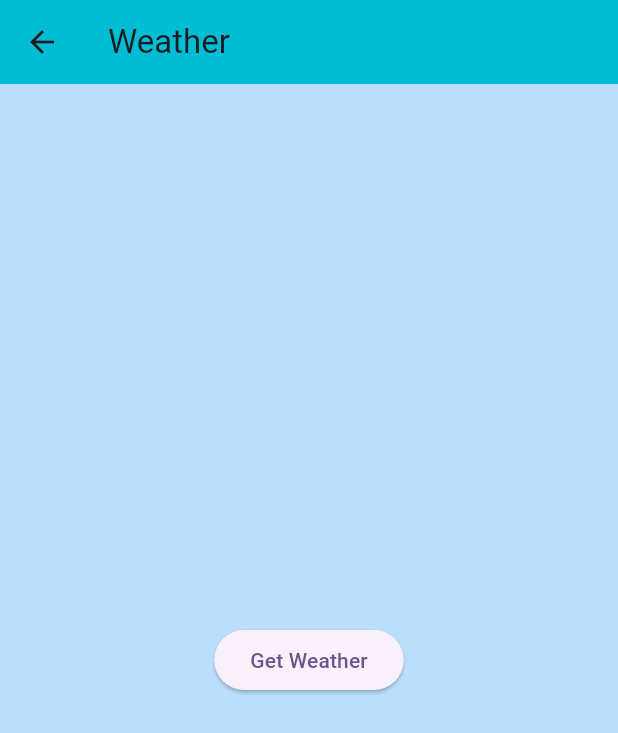
After one commit to raushan00100/test_login_api_project, a Flutter app: the ProfileScreen screen opened directly, after a tap on "Show Weather", on a phone screen of 412 x 824 dp. The commit adds this screen. Shown: the top 733 px of the screen. Run offline on Flutter 3.47's test engine with Material 3 defaults, Android fonts, the light colour scheme and no system bars; our stand-ins replace fluttertoast, geolocator, shared_preferences; accounts and stored records are empty.

Commit message:
use provider

```diff
--- a/lib/main.dart
+++ b/lib/main.dart
@@ -2,11 +2,15 @@ import 'package:flutter/material.dart';
 import 'package:provider/provider.dart';
 import 'package:test_login_api_project/view/splash_screen.dart';
 import 'package:test_login_api_project/view_model/auth_provider.dart';
+import 'package:test_login_api_project/view_model/weather_controller.dart';
 
 void main() {
   runApp(
     MultiProvider(
-      providers: [ChangeNotifierProvider(create: (context) => AuthProvider())],
+      providers: [
+        ChangeNotifierProvider(create: (context) => AuthProvider()),
+        ChangeNotifierProvider(create: (_) => WeatherProvider()),
+      ],
       child: const MyApp(),
     ),
   );
--- /dev/null
+++ b/lib/model/weather_model.dart
@@ -0,0 +1,225 @@
+// To parse this JSON data, do
+//
+//     final weatherModle = weatherModleFromJson(jsonString);
+
+import 'dart:convert';
+
+WeatherModle weatherModleFromJson(String str) => WeatherModle.fromJson(json.decode(str));
+
+String weatherModleToJson(WeatherModle data) => json.encode(data.toJson());
+
+class WeatherModle {
+  Coord? coord;
+  List<Weather>? weather;
+  String? base;
+  Main? main;
+  int? visibility;
+  Wind? wind;
+  Clouds? clouds;
+  int? dt;
+  Sys? sys;
+  int? timezone;
+  int? id;
+  String? name;
+  int? cod;
+
+  WeatherModle({
+    this.coord,
+    this.weather,
+    this.base,
+    this.main,
+    this.visibility,
+    this.wind,
+    this.clouds,
+    this.dt,
+    this.sys,
+    this.timezone,
+    this.id,
+    this.name,
+    this.cod,
+  });
+
+  factory WeatherModle.fromJson(Map<String, dynamic> json) => WeatherModle(
+    coord: json["coord"] == null ? null : Coord.fromJson(json["coord"]),
+    weather: json["weather"] == null ? [] : List<Weather>.from(json["weather"]!.map((x) => Weather.fromJson(x))),
+    base: json["base"],
+    main: json["main"] == null ? null : Main.fromJson(json["main"]),
+    visibility: json["visibility"],
+    wind: json["wind"] == null ? null : Wind.fromJson(json["wind"]),
+    clouds: json["clouds"] == null ? null : Clouds.fromJson(json["clouds"]),
+    dt: json["dt"],
+    sys: json["sys"] == null ? null : Sys.fromJson(json["sys"]),
+    timezone: json["timezone"],
+    id: json["id"],
+    name: json["name"],
+    cod: json["cod"],
+  );
+
+  Map<String, dynamic> toJson() => {
+    "coord": coord?.toJson(),
+    "weather": weather == null ? [] : List<dynamic>.from(weather!.map((x) => x.toJson())),
+    "base": base,
+    "main": main?.toJson(),
+    "visibility": visibility,
+    "wind": wind?.toJson(),
+    "clouds": clouds?.toJson(),
+    "dt": dt,
+    "sys": sys?.toJson(),
+    "timezone": timezone,
+    "id": id,
+    "name": name,
+    "cod": cod,
+  };
+}
+
+class Clouds {
+  int? all;
+
+  Clouds({
+    this.all,
+  });
+
+  factory Clouds.fromJson(Map<String, dynamic> json) => Clouds(
+    all: json["all"],
+  );
+
+  Map<String, dynamic> toJson() => {
+    "all": all,
+  };
+}
+
+class Coord {
+  double? lon;
+  double? lat;
+
+  Coord({
+    this.lon,
+    this.lat,
+  });
+
+  factory Coord.fromJson(Map<String, dynamic> json) => Coord(
+    lon: json["lon"]?.toDouble(),
+    lat: json["lat"]?.toDouble(),
+  );
+
+  Map<String, dynamic> toJson() => {
+    "lon": lon,
+    "lat": lat,
+  };
+}
+
+class Main {
+  double? temp;
+  double? feelsLike;
+  double? tempMin;
+  double? tempMax;
+  int? pressure;
+  int? humidity;
+  int? seaLevel;
+  int? grndLevel;
+
+  Main({
+    this.temp,
+    this.feelsLike,
+    this.tempMin,
+    this.tempMax,
+    this.pressure,
+    this.humidity,
+    this.seaLevel,
+    this.grndLevel,
+  });
+
+  factory Main.fromJson(Map<String, dynamic> json) => Main(
+    temp: json["temp"]?.toDouble(),
+    feelsLike: json["feels_like"]?.toDouble(),
+    tempMin: json["temp_min"]?.toDouble(),
+    tempMax: json["temp_max"]?.toDouble(),
+    pressure: json["pressure"],
+    humidity: json["humidity"],
+    seaLevel: json["sea_level"],
+    grndLevel: json["grnd_level"],
+  );
+
+  Map<String, dynamic> toJson() => {
+    "temp": temp,
+    "feels_like": feelsLike,
+    "temp_min": tempMin,
+    "temp_max": tempMax,
+    "pressure": pressure,
+    "humidity": humidity,
+    "sea_level": seaLevel,
+    "grnd_level": grndLevel,
+  };
+}
+
+class Sys {
+  int? sunrise;
+  int? sunset;
+
+  Sys({
+    this.sunrise,
+    this.sunset,
+  });
+
+  factory Sys.fromJson(Map<String, dynamic> json) => Sys(
+    sunrise: json["sunrise"],
+    sunset: json["sunset"],
+  );
+
+  Map<String, dynamic> toJson() => {
+    "sunrise": sunrise,
+    "sunset": sunset,
+  };
+}
+
+class Weather {
+  int? id;
+  String? main;
+  String? description;
+  String? icon;
+
+  Weather({
+    this.id,
+    this.main,
+    this.description,
+    this.icon,
+  });
+
+  factory Weather.fromJson(Map<String, dynamic> json) => Weather(
+    id: json["id"],
+    main: json["main"],
+    description: json["description"],
+    icon: json["icon"],
+  );
+
+  Map<String, dynamic> toJson() => {
+    "id": id,
+    "main": main,
+    "description": description,
+    "icon": icon,
+  };
+}
+
+class Wind {
+  double? speed;
+  int? deg;
+  double? gust;
+
+  Wind({
+    this.speed,
+    this.deg,
+    this.gust,
+  });
+
+  factory Wind.fromJson(Map<String, dynamic> json) => Wind(
+    speed: json["speed"]?.toDouble(),
+    deg: json["deg"],
+    gust: json["gust"]?.toDouble(),
+  );
+
+  Map<String, dynamic> toJson() => {
+    "speed": speed,
+    "deg": deg,
+    "gust": gust,
+  };
+}
--- a/lib/view/profile_screen.dart
+++ b/lib/view/profile_screen.dart
@@ -1,6 +1,7 @@
 import 'package:flutter/material.dart';
 import 'package:provider/provider.dart';
 import 'package:shared_preferences/shared_preferences.dart';
+import 'package:test_login_api_project/view/weather_screen.dart';
 
 import '../view_model/auth_provider.dart';
 import 'login_screen.dart';
@@ -122,6 +123,19 @@ class _ProfileScreenState extends State<ProfileScreen> {
             Text("Number: $number", style: const TextStyle(fontSize: 18)),
             SizedBox(height: 10),
             Text("Address: $address", style: const TextStyle(fontSize: 18)),
+            SizedBox(height: 80,),
+            Center(
+              child: ElevatedButton(
+                style: ElevatedButton.styleFrom(
+                  backgroundColor: Colors.cyan,
+                  padding: EdgeInsets.symmetric(horizontal: 80, vertical: 12),
+                ),
+                onPressed: () {
+                  Navigator.push(context, MaterialPageRoute(builder: (context) => WeatherScreen(),));
+                },
+                child: Text("Show Weather", style: TextStyle(color: Colors.black)),
+              ),
+            ),
           ],
         ),
       ),
--- /dev/null
+++ b/lib/view/weather_screen.dart
@@ -0,0 +1,122 @@
+import 'package:flutter/material.dart';
+import 'package:provider/provider.dart';
+
+import '../view_model/weather_controller.dart';
+
+class WeatherScreen extends StatefulWidget {
+  const WeatherScreen({super.key});
+
+  @override
+  State<WeatherScreen> createState() => _WeatherScreenState();
+}
+
+class _WeatherScreenState extends State<WeatherScreen> {
+  @override
+  void initState() {
+    super.initState();
+    // Auto-fetch weather on screen load
+    WidgetsBinding.instance.addPostFrameCallback((_) {
+      Provider.of<WeatherProvider>(context, listen: false).fetchWeather();
+    });
+  }
+
+  @override
+  Widget build(BuildContext context) {
+    final provider = Provider.of<WeatherProvider>(context);
+
+    return Scaffold(
+      backgroundColor: Colors.blue[100],
+      appBar: AppBar(
+        title: const Text('Weather'),
+        backgroundColor: Colors.cyan,
+      ),
+      body: provider.isLoading
+          ? const Center(child: CircularProgressIndicator())
+          : provider.weather == null
+          ? Center(
+        child: ElevatedButton(
+          onPressed: () => provider.fetchWeather(),
+          child: const Text("Get Weather"),
+        ),
+      )
+          : Padding(
+        padding: const EdgeInsets.all(16.0),
+        child: ListView(
+          children: [
+            Text(
+              "Location: ${provider.weather!.name}",
+              style: const TextStyle(
+                fontSize: 24,
+                fontWeight: FontWeight.bold,
+              ),
+            ),
+            const SizedBox(height: 16),
+            Text(
+              "Weather: ${provider.weather!.weather?[0].main ?? "N/A"}",
+              style: const TextStyle(fontSize: 20),
+            ),
+            Text(
+              "Description: ${provider.weather!.weather?[0].description ?? "N/A"}",
+              style: const TextStyle(fontSize: 16),
+            ),
+            const SizedBox(height: 16),
+            Padding(
+              padding: const EdgeInsets.all(8.0),
+              child: Card(
+                child: Column(
+                  children: [
+                    Text(
+                      "Temperature: ${provider.weather!.main?.temp} °C",
+                    ),
+                    Text(
+                      "Temperature: ${provider.weather!.main?.feelsLike} °C",
+                    ),
+                    Text(
+                      "Temperature: ${provider.weather!.main?.tempMin} °C",
+                    ),
+                    Text(
+                      "Temperature: ${provider.weather!.main?.tempMax} °C",
+                    ),
+                    Text(
+                      "Temperature: ${provider.weather!.main?.pressure} °C",
+                    ),
+                    Text(
+                      "Temperature: ${provider.weather!.main?.humidity} °C",
+                    ),
+                    Text(
+                      "Temperature: ${provider.weather!.main?.seaLevel ?? "__"}",
+                    ),
+                    Text(
+                      "Temperature: ${provider.weather!.main?.grndLevel ?? "__"}",
+                    ),
+                  ],
+                ),
+              ),
+            ),
+            SizedBox(height: 10),
+            Text("Visibility: ${provider.weather!.visibility ?? "__"} m"),
+            SizedBox(height: 10),
+            Padding(
+              padding: const EdgeInsets.all(8.0),
+              child: Card(
+                child: Column(
+                  children: [
+                    Text(
+                      "Wind Speed: ${provider.weather!.wind?.speed ?? "__"} m/s",
+                    ),
+                    Text(
+                      "Wind Speed: ${provider.weather!.wind?.deg ?? "__"} m/s",
+                    ),
+                    Text(
+                      "Wind Speed: ${provider.weather!.wind?.gust ?? "__"} m/s",
+                    ),
+                  ],
+                ),
+              ),
+            ),
+          ],
+        ),
+      ),
+    );
+  }
+}
--- /dev/null
+++ b/lib/view_model/weather_controller.dart
@@ -0,0 +1,43 @@
+import 'package:flutter/cupertino.dart';
+import 'package:geolocator/geolocator.dart';
+import 'package:http/http.dart' as http;
+
+import '../model/weather_model.dart';
+
+class WeatherProvider extends ChangeNotifier{
+  WeatherModle? _weather;
+  bool isLoading = false;
+
+  WeatherModle? get weather => _weather;
+
+  Future<void> fetchWeather() async {
+    isLoading = true;
+    notifyListeners();
+    try{
+      LocationPermission permission = await Geolocator.checkPermission();
+      if(permission == LocationPermission.denied || permission == LocationPermission.deniedForever){
+        permission = await Geolocator.requestPermission();
+        if(permission == LocationPermission.denied || permission == LocationPermission.deniedForever){
+          throw Exception("Location permission denied");
+        }
+      }
+      Position position = await Geolocator.getCurrentPosition(desiredAccuracy: LocationAccuracy.high);
+
+      final lat = position.latitude;
+      final lon = position.longitude;
+      const apiKey = '0e3b9b6d1eb15d7e2e84da8403ab426b';
+      final url = Uri.parse("https://api.openweathermap.org/data/2.5/weather?lat=$lat&lon=$lon&appid=$apiKey&units=metric");
+      final response = await http.get(url);
+
+      if(response.statusCode == 200){
+        _weather = weatherModleFromJson(response.body);
+      }else{
+        throw Exception('Failed');
+      }
+    } catch (e){
+      print("Error: $e") ;
+    }
+    isLoading = false;
+    notifyListeners();
+  }
+}
--- a/pubspec.yaml
+++ b/pubspec.yaml
@@ -35,9 +35,11 @@ dependencies:
   # Use with the CupertinoIcons class for iOS style icons.
   cupertino_icons: ^1.0.8
   provider: ^6.1.5
+  path_provider: ^2.1.5
   fluttertoast: ^8.2.12
   http: ^1.4.0
   shared_preferences: ^2.5.3
+  geolocator: ^11.0.0
 
 dev_dependencies:
   flutter_test:
```
Also changed, not shown: pubspec.lock, 4 other files.
